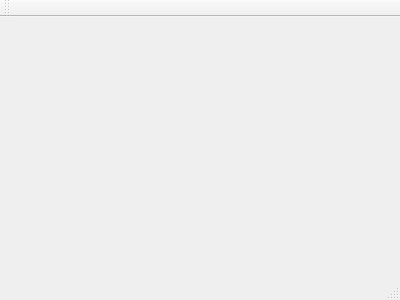
The window that mainwindow.ui (Visko/SMStools) describes before a commit, drawn with Qt 5.
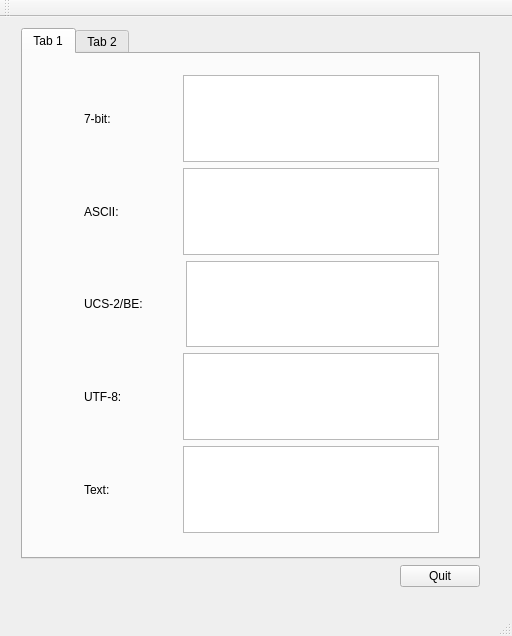
The same window after the commit.

Commit message: adding GUI, functionality (not working yet)

What changed in the file:
```diff
--- a/mainwindow.ui
+++ b/mainwindow.ui
@@ -1,24 +1,296 @@
 <ui version="4.0">
  <class>MainWindow</class>
- <widget class="QMainWindow" name="MainWindow" >
-  <property name="geometry" >
+ <widget class="QMainWindow" name="MainWindow">
+  <property name="geometry">
    <rect>
     <x>0</x>
     <y>0</y>
-    <width>400</width>
-    <height>300</height>
+    <width>512</width>
+    <height>636</height>
    </rect>
   </property>
   <property name="windowTitle" >
    <string>MainWindow</string>
   </property>
-  <widget class="QMenuBar" name="menuBar" />
-  <widget class="QToolBar" name="mainToolBar" />
-  <widget class="QWidget" name="centralWidget" />
-  <widget class="QStatusBar" name="statusBar" />
+  <widget class="QWidget" name="centralWidget">
+   <widget class="QWidget" name="layoutWidget">
+    <property name="geometry">
+     <rect>
+      <x>10</x>
+      <y>0</y>
+      <width>481</width>
+      <height>581</height>
+     </rect>
+    </property>
+    <layout class="QVBoxLayout" name="verticalLayout_2">
+     <item>
+      <widget class="QTabWidget" name="tabWidget">
+       <property name="currentIndex">
+        <number>0</number>
+       </property>
+       <widget class="QWidget" name="tab">
+        <attribute name="title">
+         <string>Tab 1</string>
+        </attribute>
+        <widget class="QWidget" name="layoutWidget">
+         <property name="geometry">
+          <rect>
+           <x>50</x>
+           <y>10</y>
+           <width>377</width>
+           <height>480</height>
+          </rect>
+         </property>
+         <layout class="QVBoxLayout" name="verticalLayout">
+          <item>
+           <layout class="QHBoxLayout" name="horizontalLayout">
+            <item>
+             <widget class="QLabel" name="label">
+              <property name="text">
+               <string>7-bit:</string>
+              </property>
+             </widget>
+            </item>
+            <item>
+             <spacer name="horizontalSpacer">
+              <property name="orientation">
+               <enum>Qt::Horizontal</enum>
+              </property>
+              <property name="sizeHint" stdset="0">
+               <size>
+                <width>40</width>
+                <height>20</height>
+               </size>
+              </property>
+             </spacer>
+            </item>
+            <item>
+             <widget class="QTextEdit" name="bit7TextEdit">
+              <property name="toolTip">
+               <string>7-bit (SMS default alphabet) text, 160 char max.</string>
+              </property>
+             </widget>
+            </item>
+           </layout>
+          </item>
+          <item>
+           <spacer name="verticalSpacer">
+            <property name="orientation">
+             <enum>Qt::Vertical</enum>
+            </property>
+            <property name="sizeHint" stdset="0">
+             <size>
+              <width>20</width>
+              <height>40</height>
+             </size>
+            </property>
+           </spacer>
+          </item>
+          <item>
+           <layout class="QHBoxLayout" name="horizontalLayout_2">
+            <item>
+             <widget class="QLabel" name="label_2">
+              <property name="text">
+               <string>ASCII:</string>
+              </property>
+             </widget>
+            </item>
+            <item>
+             <spacer name="horizontalSpacer_2">
+              <property name="orientation">
+               <enum>Qt::Horizontal</enum>
+              </property>
+              <property name="sizeHint" stdset="0">
+               <size>
+                <width>40</width>
+                <height>20</height>
+               </size>
+              </property>
+             </spacer>
+            </item>
+            <item>
+             <widget class="QTextEdit" name="ASCIItextEdit"/>
+            </item>
+           </layout>
+          </item>
+          <item>
+           <spacer name="verticalSpacer_2">
+            <property name="orientation">
+             <enum>Qt::Vertical</enum>
+            </property>
+            <property name="sizeHint" stdset="0">
+             <size>
+              <width>20</width>
+              <height>40</height>
+             </size>
+            </property>
+           </spacer>
+          </item>
+          <item>
+           <layout class="QHBoxLayout" name="horizontalLayout_3">
+            <item>
+             <widget class="QLabel" name="label_3">
+              <property name="text">
+               <string>UCS-2/BE:</string>
+              </property>
+             </widget>
+            </item>
+            <item>
+             <spacer name="horizontalSpacer_3">
+              <property name="orientation">
+               <enum>Qt::Horizontal</enum>
+              </property>
+              <property name="sizeHint" stdset="0">
+               <size>
+                <width>40</width>
+                <height>20</height>
+               </size>
+              </property>
+             </spacer>
+            </item>
+            <item>
+             <widget class="QTextEdit" name="UCStextEdit"/>
+            </item>
+           </layout>
+          </item>
+          <item>
+           <spacer name="verticalSpacer_3">
+            <property name="orientation">
+             <enum>Qt::Vertical</enum>
+            </property>
+            <property name="sizeHint" stdset="0">
+             <size>
+              <width>20</width>
+              <height>40</height>
+             </size>
+            </property>
+           </spacer>
+          </item>
+          <item>
+           <layout class="QHBoxLayout" name="horizontalLayout_4">
+            <item>
+             <widget class="QLabel" name="label_4">
+              <property name="text">
+               <string>UTF-8:</string>
+              </property>
+             </widget>
+            </item>
+            <item>
+             <spacer name="horizontalSpacer_4">
+              <property name="orientation">
+               <enum>Qt::Horizontal</enum>
+              </property>
+              <property name="sizeHint" stdset="0">
+               <size>
+                <width>40</width>
+                <height>20</height>
+               </size>
+              </property>
+             </spacer>
+            </item>
+            <item>
+             <widget class="QTextEdit" name="UTF8textEdit"/>
+            </item>
+           </layout>
+          </item>
+          <item>
+           <spacer name="verticalSpacer_4">
+            <property name="orientation">
+             <enum>Qt::Vertical</enum>
+            </property>
+            <property name="sizeHint" stdset="0">
+             <size>
+              <width>20</width>
+              <height>40</height>
+             </size>
+            </property>
+           </spacer>
+          </item>
+          <item>
+           <layout class="QHBoxLayout" name="horizontalLayout_5">
+            <item>
+             <widget class="QLabel" name="label_5">
+              <property name="text">
+               <string>Text:</string>
+              </property>
+             </widget>
+            </item>
+            <item>
+             <spacer name="horizontalSpacer_5">
+              <property name="orientation">
+               <enum>Qt::Horizontal</enum>
+              </property>
+              <property name="sizeHint" stdset="0">
+               <size>
+                <width>40</width>
+                <height>20</height>
+               </size>
+              </property>
+             </spacer>
+            </item>
+            <item>
+             <widget class="QTextEdit" name="textEdit"/>
+            </item>
+           </layout>
+          </item>
+         </layout>
+        </widget>
+       </widget>
+       <widget class="QWidget" name="tab_2">
+        <attribute name="title">
+         <string>Tab 2</string>
+        </attribute>
+       </widget>
+      </widget>
+     </item>
+     <item>
+      <layout class="QHBoxLayout" name="horizontalLayout_6">
+       <item>
+        <spacer name="horizontalSpacer_6">
+         <property name="orientation">
+          <enum>Qt::Horizontal</enum>
+         </property>
+         <property name="sizeHint" stdset="0">
+          <size>
+           <width>40</width>
+           <height>20</height>
+          </size>
+         </property>
+        </spacer>
+       </item>
+       <item>
+        <widget class="QPushButton" name="pushButton">
+         <property name="text">
+          <string>Quit</string>
+         </property>
+        </widget>
+       </item>
+      </layout>
+     </item>
+    </layout>
+   </widget>
+  </widget>
+  <widget class="QMenuBar" name="menuBar">
+   <property name="geometry">
+    <rect>
+     <x>0</x>
+     <y>0</y>
+     <width>512</width>
+     <height>23</height>
+    </rect>
+   </property>
+  </widget>
+  <widget class="QToolBar" name="mainToolBar">
+   <attribute name="toolBarArea">
+    <enum>TopToolBarArea</enum>
+   </attribute>
+   <attribute name="toolBarBreak">
+    <bool>false</bool>
+   </attribute>
+  </widget>
+  <widget class="QStatusBar" name="statusBar"/>
  </widget>
- <layoutDefault spacing="6" margin="11" />
- <pixmapfunction></pixmapfunction>
+ <layoutdefault spacing="6" margin="11"/>
  <resources/>
  <connections/>
 </ui>
```
Left out of the diff: 22 changed lines with no effect on the pictures. The commit also changes 3 other files.
